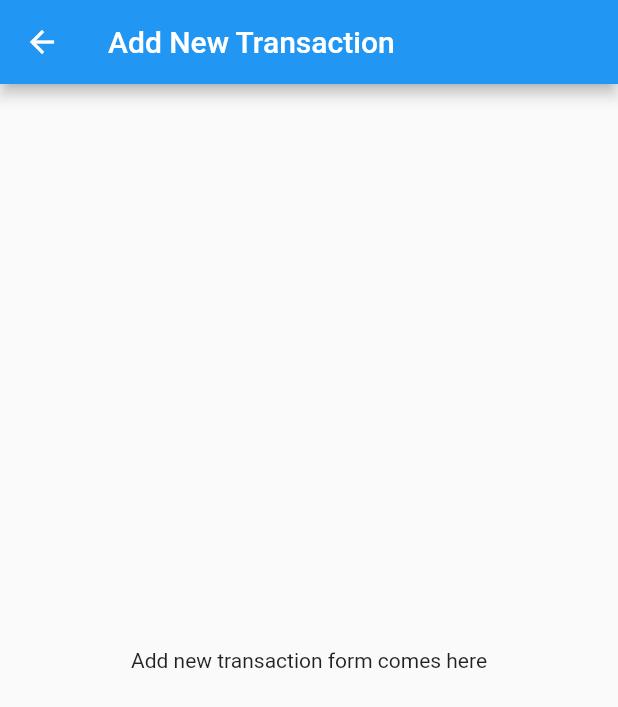
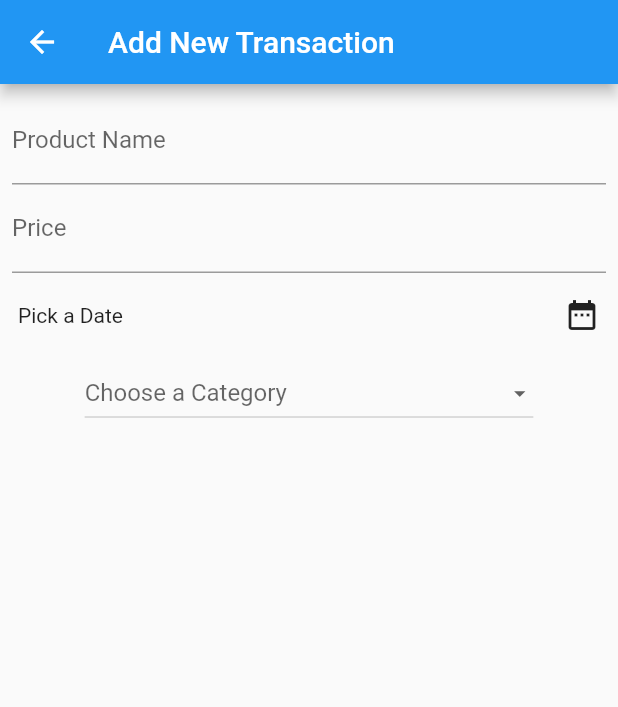
Before and after one commit to shyam-s00/ExpensesApp, a Flutter app: the NewTransactionPage screen opened by its route, on a phone screen of 412 x 824 dp. Shown: the top 707 px of the screen. Run offline on Flutter 3.47's test engine with Material 2 defaults, Android fonts, the phone set to English and light mode, and no system bars.

Commit message:
Setup base page for adding new transaction

```diff
--- a/lib/Pages/homePage.dart
+++ b/lib/Pages/homePage.dart
@@ -1,3 +1,4 @@
+import 'package:expenses/Models/transaction.dart';
 import 'package:expenses/Stub/transactions_data.dart';
 import 'package:flutter/material.dart';
 
@@ -12,7 +13,7 @@ class HomePage extends StatelessWidget {
     Navigator.of(context).pushNamed(NewTransactionPage.ROUTE);
   }
 
-  var transactions = Stub.transactions;
+  final List<TransactionModel> transactions = Stub.transactions;
 
   @override
   Widget build(BuildContext context) {
--- a/lib/Pages/newTransactionPage.dart
+++ b/lib/Pages/newTransactionPage.dart
@@ -1,7 +1,41 @@
+import 'package:expenses/Models/transaction.dart';
+import 'package:flutter/foundation.dart';
 import 'package:flutter/material.dart';
+import 'package:intl/intl.dart';
 
-class NewTransactionPage extends StatelessWidget {
+class NewTransactionPage extends StatefulWidget {
   static const ROUTE = '/new_transaction';
+
+  @override
+  _NewTransactionPageState createState() => _NewTransactionPageState();
+}
+
+class _NewTransactionPageState extends State<NewTransactionPage> {
+  final _productController = TextEditingController();
+  final _priceController = TextEditingController();
+
+  String _selectedDate = 'Pick a Date';
+
+  ProductCategory _selectedCategory;
+
+  void _pickDate() async {
+    var date = await showDatePicker(
+        context: context,
+        initialDate: DateTime.now(),
+        firstDate: DateTime.now().subtract(
+          Duration(days: 30),
+        ),
+        lastDate: DateTime.now());
+    setState(() {
+      _selectedDate = date == null ? 'Pick a Date' : DateFormat.yMMMd().format(date);
+    });
+  }
+
+  void _onSelectedCategory(ProductCategory category) {
+    setState(() {
+      _selectedCategory = category;
+    });
+  }
 
   @override
   Widget build(BuildContext context) {
@@ -9,8 +43,56 @@ class NewTransactionPage extends StatelessWidget {
       appBar: AppBar(
         title: const Text('Add New Transaction'),
       ),
-      body: Center(
-        child: const Text('Add new transaction form comes here'),
+      body: Padding(
+        padding: const EdgeInsets.all(8.0),
+        child: Column(
+          mainAxisAlignment: MainAxisAlignment.start,
+          children: [
+            TextField(
+              decoration: const InputDecoration(
+                labelText: 'Product Name',
+                hintText: 'Enter the name of the Product',
+              ),
+              controller: _productController,
+            ),
+            TextField(
+              decoration: const InputDecoration(
+                labelText: 'Price',
+                hintText: 'Enter the price of the Product',
+              ),
+              controller: _priceController,
+              keyboardType: TextInputType.numberWithOptions(
+                signed: false,
+                decimal: true,
+              ),
+            ),
+            Padding(
+              padding: const EdgeInsets.symmetric(horizontal: 4, vertical: 16),
+              child: InkWell(
+                child: Row(
+                  children: [
+                    Text(_selectedDate),
+                    Spacer(),
+                    Icon(Icons.date_range),
+                  ],
+                ),
+                onTap: _pickDate,
+              ),
+            ),
+
+            DropdownButton<ProductCategory>(
+                    value: _selectedCategory,
+                    hint: Text('Choose a Category'),
+                    isExpanded: false,
+                    icon: Icon(Icons.arrow_drop_down),
+                    iconSize: 18,
+                    items: ProductCategory.values.map<DropdownMenuItem<ProductCategory>>((category)  {
+                      return DropdownMenuItem<ProductCategory>(value: category, child: Text(category.toString()),);
+                    }).toList(),
+                    onChanged: _onSelectedCategory
+                  ),
+          ],
+        ),
       ),
     );
   }
--- a/pubspec.yaml
+++ b/pubspec.yaml
@@ -23,7 +23,8 @@ environment:
 dependencies:
   flutter:
     sdk: flutter
-
+  flutter_bloc: ^5.0.1
+  intl: ^0.16.1
 
   # The following adds the Cupertino Icons font to your application.
   # Use with the CupertinoIcons class for iOS style icons.
```
Also changed, not shown: pubspec.lock (deleted), 3 other files.
